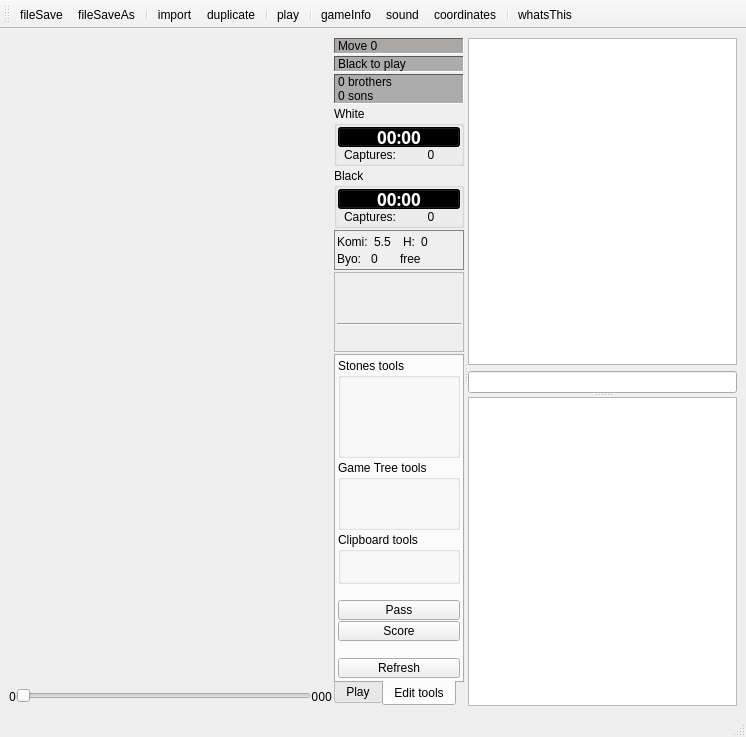
iamsyt/qgo, file src/board/boardwindow.ui: the form before one commit.
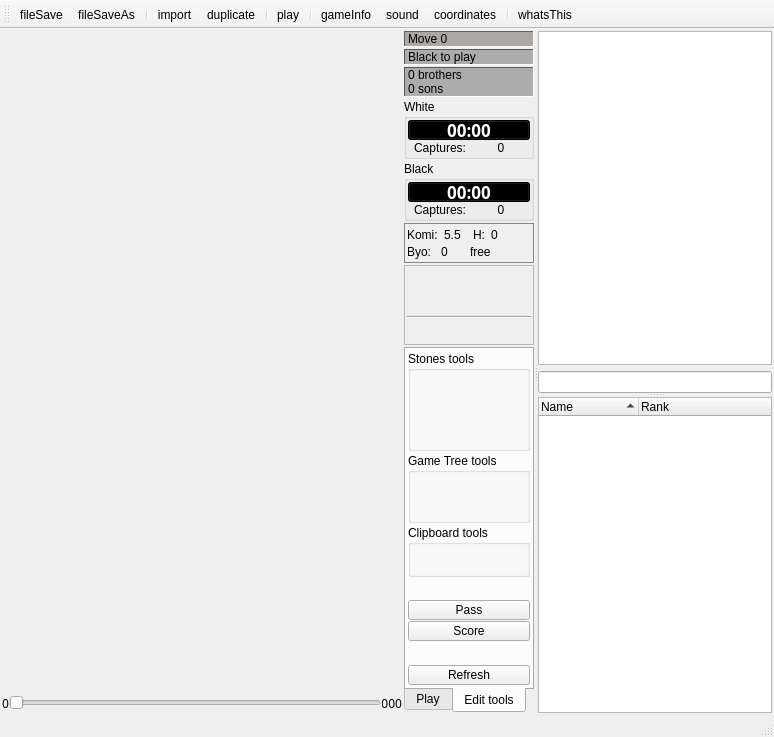
The form after the commit. Icons and pictures are not drawn. Custom widgets are drawn as their Qt base class.

```diff
--- a/src/board/boardwindow.ui
+++ b/src/board/boardwindow.ui
@@ -5,7 +5,7 @@
    <rect>
     <x>0</x>
     <y>0</y>
-    <width>746</width>
+    <width>774</width>
     <height>737</height>
    </rect>
   </property>
@@ -21,21 +21,13 @@
   <widget class="QWidget" name="centralwidget" >
    <layout class="QGridLayout" >
     <property name="margin" >
-     <number>9</number>
+     <number>2</number>
     </property>
     <property name="spacing" >
      <number>6</number>
     </property>
     <item row="0" column="0" >
      <widget class="QSplitter" name="splitter_2" >
-      <property name="sizePolicy" >
-       <sizepolicy>
-        <hsizetype>5</hsizetype>
-        <vsizetype>5</vsizetype>
-        <horstretch>0</horstretch>
-        <verstretch>0</verstretch>
-       </sizepolicy>
-      </property>
       <property name="orientation" >
        <enum>Qt::Horizontal</enum>
       </property>
@@ -59,7 +51,7 @@
           </property>
           <property name="minimumSize" >
            <size>
-            <width>250</width>
+            <width>400</width>
             <height>250</height>
            </size>
           </property>
@@ -120,7 +112,7 @@
              </property>
              <property name="minimumSize" >
               <size>
-               <width>300</width>
+               <width>400</width>
                <height>300</height>
               </size>
              </property>
@@ -5480,18 +5472,10 @@
        </layout>
       </widget>
       <widget class="QSplitter" name="splitter" >
-       <property name="sizePolicy" >
-        <sizepolicy>
-         <hsizetype>5</hsizetype>
-         <vsizetype>7</vsizetype>
-         <horstretch>0</horstretch>
-         <verstretch>0</verstretch>
-        </sizepolicy>
-       </property>
        <property name="orientation" >
         <enum>Qt::Vertical</enum>
        </property>
-       <widget class="QWidget" name="widget" >
+       <widget class="QWidget" name="" >
         <layout class="QVBoxLayout" >
          <property name="margin" >
           <number>0</number>
@@ -5503,19 +5487,22 @@
           <widget class="QTextEdit" name="commentEdit" >
            <property name="sizePolicy" >
             <sizepolicy>
-             <hsizetype>5</hsizetype>
-             <vsizetype>5</vsizetype>
+             <hsizetype>7</hsizetype>
+             <vsizetype>7</vsizetype>
              <horstretch>0</horstretch>
              <verstretch>0</verstretch>
             </sizepolicy>
            </property>
+           <property name="verticalScrollBarPolicy" >
+            <enum>Qt::ScrollBarAlwaysOff</enum>
+           </property>
           </widget>
          </item>
          <item>
           <widget class="QLineEdit" name="commentEdit2" >
            <property name="sizePolicy" >
             <sizepolicy>
-             <hsizetype>5</hsizetype>
+             <hsizetype>7</hsizetype>
              <vsizetype>0</vsizetype>
              <horstretch>0</horstretch>
              <verstretch>0</verstretch>
@@ -5525,15 +5512,38 @@
          </item>
         </layout>
        </widget>
-       <widget class="QTableView" name="tableView" >
-        <property name="sizePolicy" >
-         <sizepolicy>
-          <hsizetype>5</hsizetype>
-          <vsizetype>7</vsizetype>
-          <horstretch>0</horstretch>
-          <verstretch>0</verstretch>
-         </sizepolicy>
+       <widget class="QTreeWidget" name="observerList" >
+        <property name="horizontalScrollBarPolicy" >
+         <enum>Qt::ScrollBarAlwaysOff</enum>
         </property>
+        <property name="showDropIndicator" stdset="0" >
+         <bool>false</bool>
+        </property>
+        <property name="selectionMode" >
+         <enum>QAbstractItemView::NoSelection</enum>
+        </property>
+        <property name="rootIsDecorated" >
+         <bool>false</bool>
+        </property>
+        <property name="uniformRowHeights" >
+         <bool>true</bool>
+        </property>
+        <property name="itemsExpandable" >
+         <bool>false</bool>
+        </property>
+        <property name="sortingEnabled" >
+         <bool>true</bool>
+        </property>
+        <column>
+         <property name="text" >
+          <string>Name</string>
+         </property>
+        </column>
+        <column>
+         <property name="text" >
+          <string>Rank</string>
+         </property>
+        </column>
        </widget>
       </widget>
      </widget>
```
Left out of the diff: 2 changed lines with no effect on the pictures.
